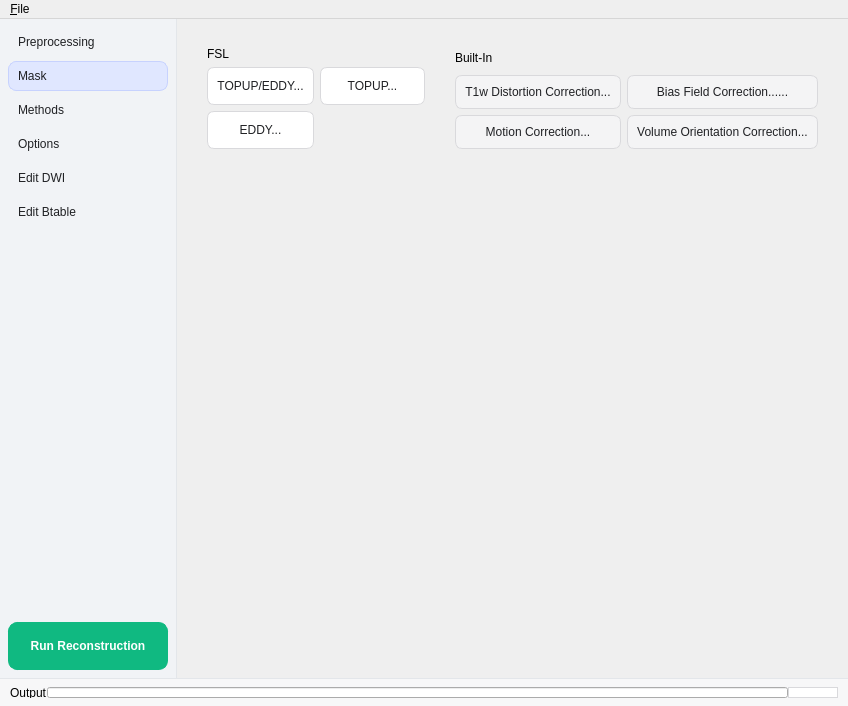
First picture: the form in reconstruction/reconstruction_window.ui, repository frankyeh/DSI-Studio, before the edit.
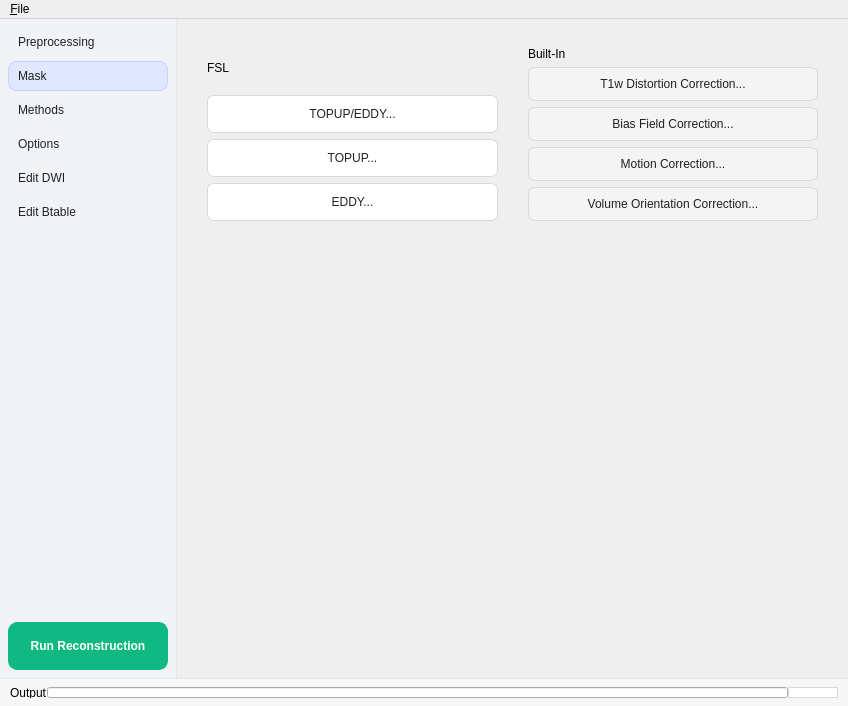
Second picture: the form after the edit. The open tabs and pages were chosen to show the change. Icons and pictures are not drawn.

Commit message: Keep FSL and Built-In action labels readable at compact widths

Patch:
```diff
--- a/reconstruction/reconstruction_window.ui
+++ b/reconstruction/reconstruction_window.ui
@@ -230,7 +230,7 @@
                   <iconset resource="../icons.qrc">
                    <normaloff>:/icons/icons/distortion_correct.svg</normaloff>:/icons/icons/distortion_correct.svg</iconset>
                  </property>
-                </widget></item><item row="0" column="1"><widget class="QPushButton" name="btn_TOPUP_only">
+                </widget></item><item row="1" column="0"><widget class="QPushButton" name="btn_TOPUP_only">
                  <property name="text">
                   <string>TOPUP...</string>
                  </property>
@@ -238,7 +238,7 @@
                   <iconset resource="../icons.qrc">
                    <normaloff>:/icons/icons/distortion_correct.svg</normaloff>:/icons/icons/distortion_correct.svg</iconset>
                  </property>
-                </widget></item><item row="1" column="0"><widget class="QPushButton" name="btn_EDDY">
+                </widget></item><item row="2" column="0"><widget class="QPushButton" name="btn_EDDY">
                  <property name="text">
                   <string>EDDY...</string>
                  </property>
@@ -254,15 +254,15 @@
                   <iconset resource="../icons.qrc">
                    <normaloff>:/icons/icons/distortion_correct.svg</normaloff>:/icons/icons/distortion_correct.svg</iconset>
                  </property>
-                </widget></item><item row="0" column="1"><widget class="QPushButton" name="btn_Correct_Bias_Field">
+                </widget></item><item row="1" column="0"><widget class="QPushButton" name="btn_Correct_Bias_Field">
                  <property name="text">
-                  <string>Bias Field Correction......</string>
+                  <string>Bias Field Correction...</string>
                  </property>
                  <property name="icon">
                   <iconset resource="../icons.qrc">
                    <normaloff>:/icons/icons/bias_field.svg</normaloff>:/icons/icons/bias_field.svg</iconset>
                  </property>
-                </widget></item><item row="1" column="0"><widget class="QPushButton" name="btn_Eddy_Motion_Correction">
+                </widget></item><item row="2" column="0"><widget class="QPushButton" name="btn_Eddy_Motion_Correction">
                  <property name="text">
                   <string>Motion Correction...</string>
                  </property>
@@ -270,7 +270,7 @@
                   <iconset resource="../icons.qrc">
                    <normaloff>:/icons/icons/motion_correct.svg</normaloff>:/icons/icons/motion_correct.svg</iconset>
                  </property>
-                </widget></item><item row="1" column="1"><widget class="QPushButton" name="btn_Volume_Orientation_Correction">
+                </widget></item><item row="3" column="0"><widget class="QPushButton" name="btn_Volume_Orientation_Correction">
                  <property name="text">
                   <string>Volume Orientation Correction...</string>
                  </property>
```
